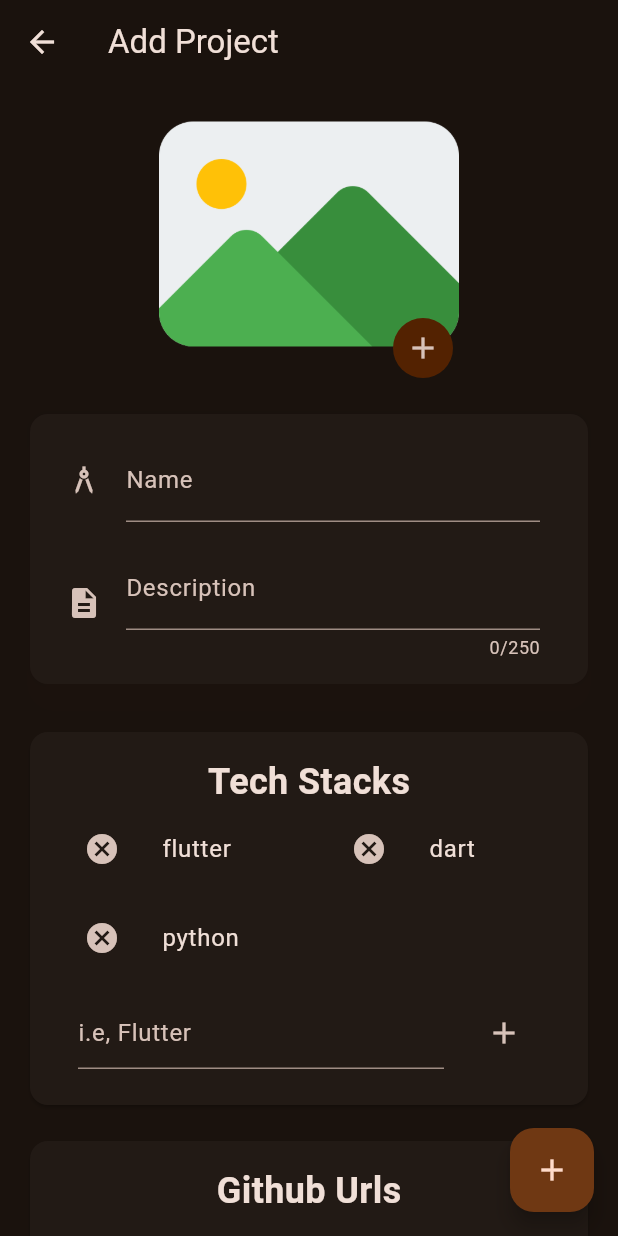
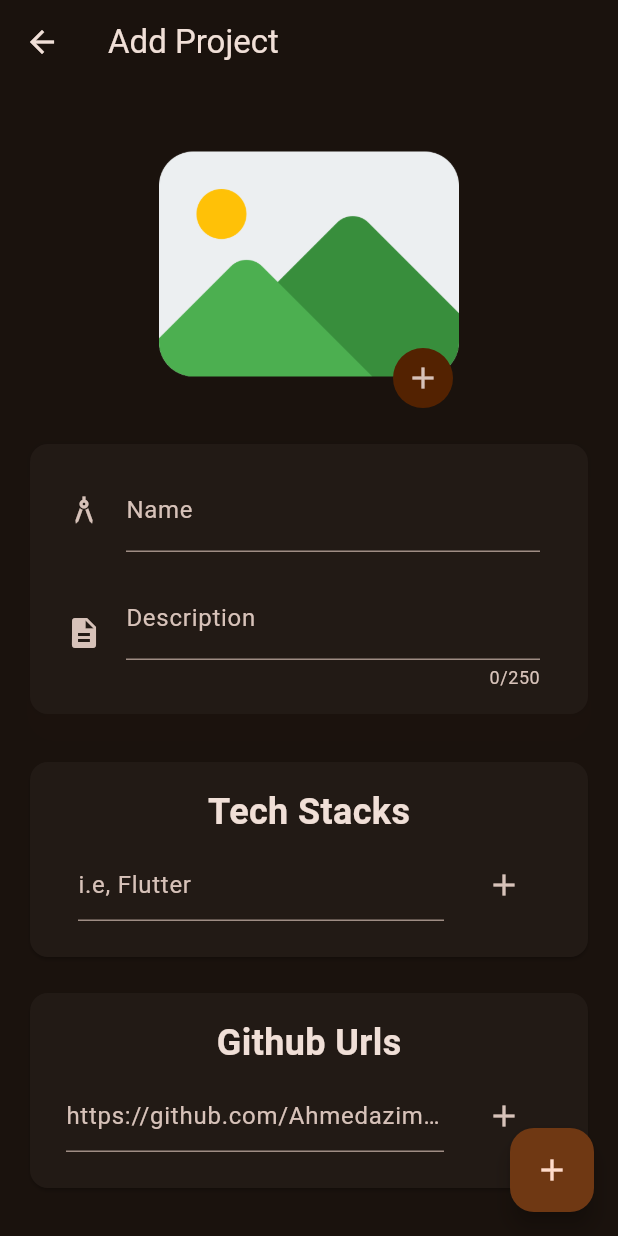
Before and after one commit to Ahmedazim7804/projectViewerApp, a Flutter app: the ProjectAddScreen screen opened directly, on a phone screen of 412 x 824 dp. Run offline on Flutter 3.47's test engine with Material 2 defaults, Android fonts, the light colour scheme and no system bars; our stand-ins replace cloud_firestore, firebase_auth, firebase_core, firebase_storage, flutter_riverpod, google_sign_in and 2 more; accounts and stored records are empty.

Commit message:
Cleared tech stack list after project is added

```diff
--- a/lib/provider/tech_stack_provider.dart
+++ b/lib/provider/tech_stack_provider.dart
@@ -1,4 +1,4 @@
 import 'package:flutter_riverpod/flutter_riverpod.dart';
 
 
-final techStackProvider = StateProvider((ref) => <String>['flutter', 'dart', 'python']);
+final techStackProvider = StateProvider((ref) => <String>[]);
```
Also changed, not shown: lib/screens/project_add_screen.dart (+5 -2 lines).
